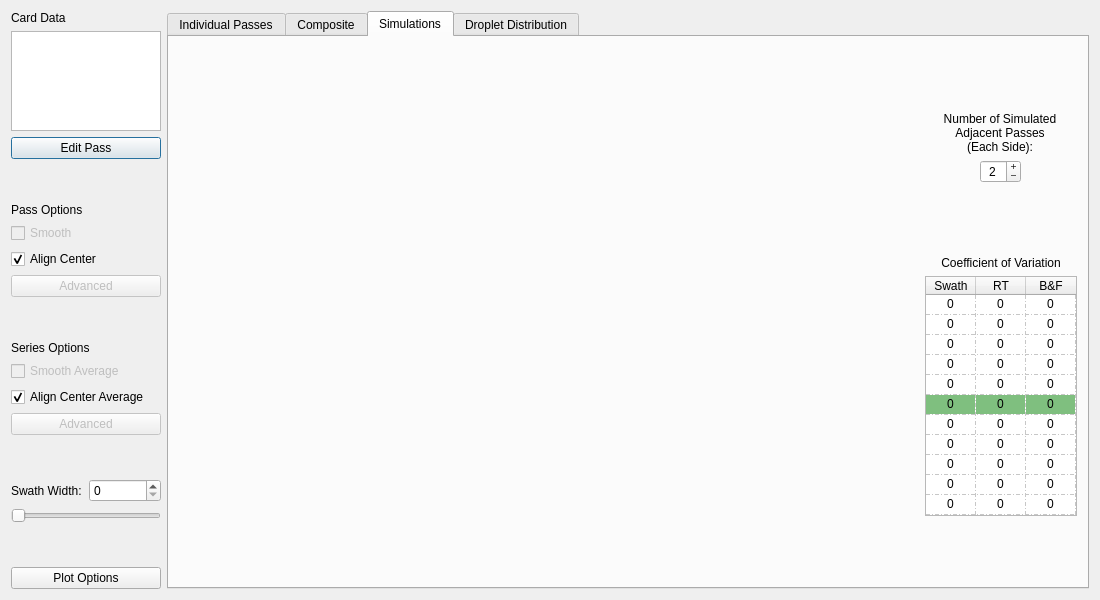
Qt form resources/cardMainWidget.ui (gill14/AccuPatt) before a commit.
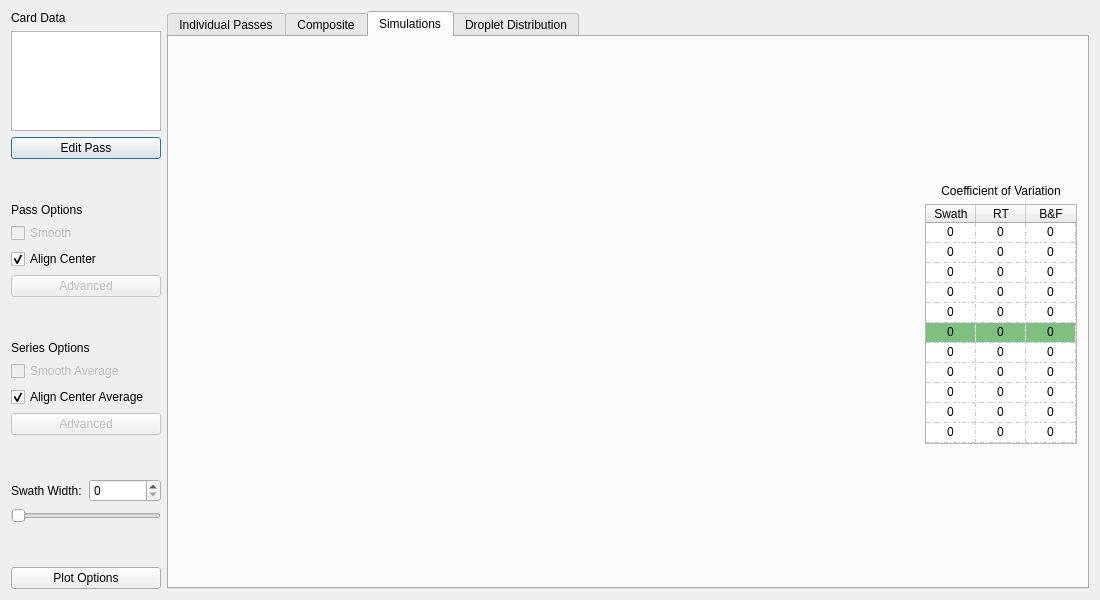
The same form after that commit. The open tabs and pages were chosen to show the change. Custom widgets are drawn as their Qt base class.

Commit message: simulated adjacent swaths now computed only

```diff
--- a/resources/cardMainWidget.ui
+++ b/resources/cardMainWidget.ui
@@ -442,85 +442,6 @@
            </property>
           </spacer>
          </item>
-         <item>
-          <widget class="QLabel" name="label_38">
-           <property name="sizePolicy">
-            <sizepolicy hsizetype="Preferred" vsizetype="Preferred">
-             <horstretch>0</horstretch>
-             <verstretch>0</verstretch>
-            </sizepolicy>
-           </property>
-           <property name="maximumSize">
-            <size>
-             <width>150</width>
-             <height>16777215</height>
-            </size>
-           </property>
-           <property name="frameShape">
-            <enum>QFrame::NoFrame</enum>
-           </property>
-           <property name="text">
-            <string>Number of Simulated Adjacent Passes
-(Each Side):</string>
-           </property>
-           <property name="alignment">
-            <set>Qt::AlignCenter</set>
-           </property>
-           <property name="wordWrap">
-            <bool>true</bool>
-           </property>
-          </widget>
-         </item>
-         <item alignment="Qt::AlignHCenter">
-          <widget class="QSpinBox" name="spinBoxSimulatedPasses">
-           <property name="sizePolicy">
-            <sizepolicy hsizetype="Fixed" vsizetype="Fixed">
-             <horstretch>0</horstretch>
-             <verstretch>0</verstretch>
-            </sizepolicy>
-           </property>
-           <property name="layoutDirection">
-            <enum>Qt::LeftToRight</enum>
-           </property>
-           <property name="wrapping">
-            <bool>false</bool>
-           </property>
-           <property name="alignment">
-            <set>Qt::AlignCenter</set>
-           </property>
-           <property name="buttonSymbols">
-            <enum>QAbstractSpinBox::PlusMinus</enum>
-           </property>
-           <property name="accelerated">
-            <bool>false</bool>
-           </property>
-           <property name="showGroupSeparator" stdset="0">
-            <bool>false</bool>
-           </property>
-           <property name="suffix">
-            <string/>
-           </property>
-           <property name="maximum">
-            <number>10</number>
-           </property>
-           <property name="value">
-            <number>2</number>
-           </property>
-          </widget>
-         </item>
-         <item>
-          <spacer name="verticalSpacer_12">
-           <property name="orientation">
-            <enum>Qt::Vertical</enum>
-           </property>
-           <property name="sizeHint" stdset="0">
-            <size>
-             <width>13</width>
-             <height>13</height>
-            </size>
-           </property>
-          </spacer>
-         </item>
          <item>
           <widget class="QLabel" name="label_39">
            <property name="sizePolicy">
@@ -543,7 +464,7 @@
          <item>
           <widget class="QTableWidget" name="tableWidgetCV">
            <property name="sizePolicy">
-            <sizepolicy hsizetype="Minimum" vsizetype="Expanding">
+            <sizepolicy hsizetype="Minimum" vsizetype="Preferred">
              <horstretch>0</horstretch>
              <verstretch>0</verstretch>
             </sizepolicy>
```
The commit also changes 9 other files.
